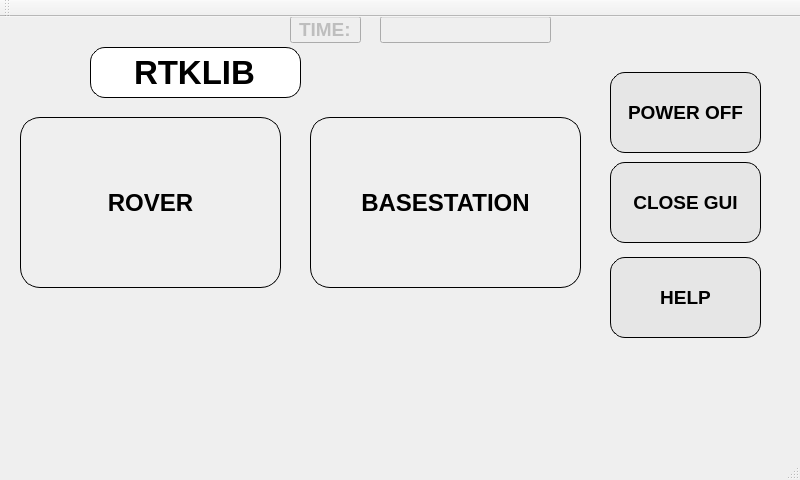
This is RTKBASE/mainwindow.ui in Francklin2/RTKLIB_Touchscreen_GUI as Qt 5 draws it before an edit. The edited form follows.
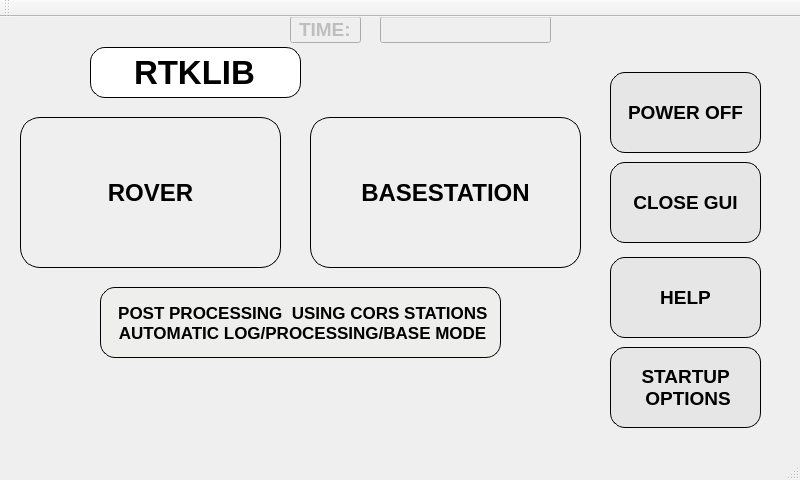
This is the edited form.

Patch:
```diff
--- a/RTKBASE/mainwindow.ui
+++ b/RTKBASE/mainwindow.ui
@@ -20,7 +20,7 @@
       <x>20</x>
       <y>100</y>
       <width>261</width>
-      <height>171</height>
+      <height>151</height>
      </rect>
     </property>
     <property name="font">
@@ -44,7 +44,7 @@
       <x>310</x>
       <y>100</y>
       <width>271</width>
-      <height>171</height>
+      <height>151</height>
      </rect>
     </property>
     <property name="font">
@@ -258,6 +258,60 @@
      <set>Qt::AlignCenter</set>
     </property>
    </widget>
+   <widget class="QPushButton" name="Post_Processing_Button">
+    <property name="geometry">
+     <rect>
+      <x>100</x>
+      <y>270</y>
+      <width>401</width>
+      <height>71</height>
+     </rect>
+    </property>
+    <property name="font">
+     <font>
+      <pointsize>13</pointsize>
+      <weight>75</weight>
+      <bold>true</bold>
+     </font>
+    </property>
+    <property name="styleSheet">
+     <string notr="true">background-color: rgb(238, 238, 236);
+border-style: solid;
+border-color: black;
+border-width: 1px;
+border-radius: 15px;</string>
+    </property>
+    <property name="text">
+     <string> POST PROCESSING  USING CORS STATIONS  
+ AUTOMATIC LOG/PROCESSING/BASE MODE</string>
+    </property>
+   </widget>
+   <widget class="QPushButton" name="StartupOption_Button">
+    <property name="geometry">
+     <rect>
+      <x>610</x>
+      <y>330</y>
+      <width>151</width>
+      <height>81</height>
+     </rect>
+    </property>
+    <property name="font">
+     <font>
+      <pointsize>14</pointsize>
+      <weight>75</weight>
+      <bold>true</bold>
+     </font>
+    </property>
+    <property name="styleSheet">
+     <string notr="true">border-radius: 15px;
+border: 1px solid black;
+background-color: rgb(230, 230, 230);</string>
+    </property>
+    <property name="text">
+     <string>STARTUP 
+ OPTIONS</string>
+    </property>
+   </widget>
    <zorder>RoverButton</zorder>
    <zorder>BasestationButton</zorder>
    <zorder>TimeRetourEdit</zorder>
```
Left out of the diff: 4 changed lines with no effect on the pictures.
